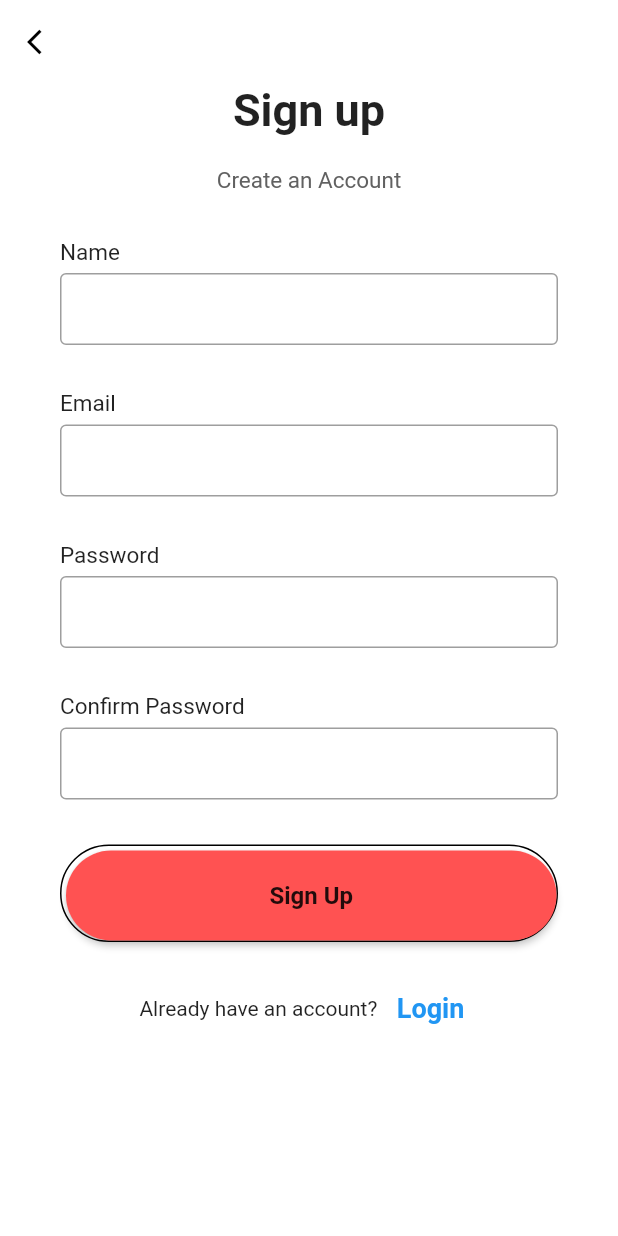
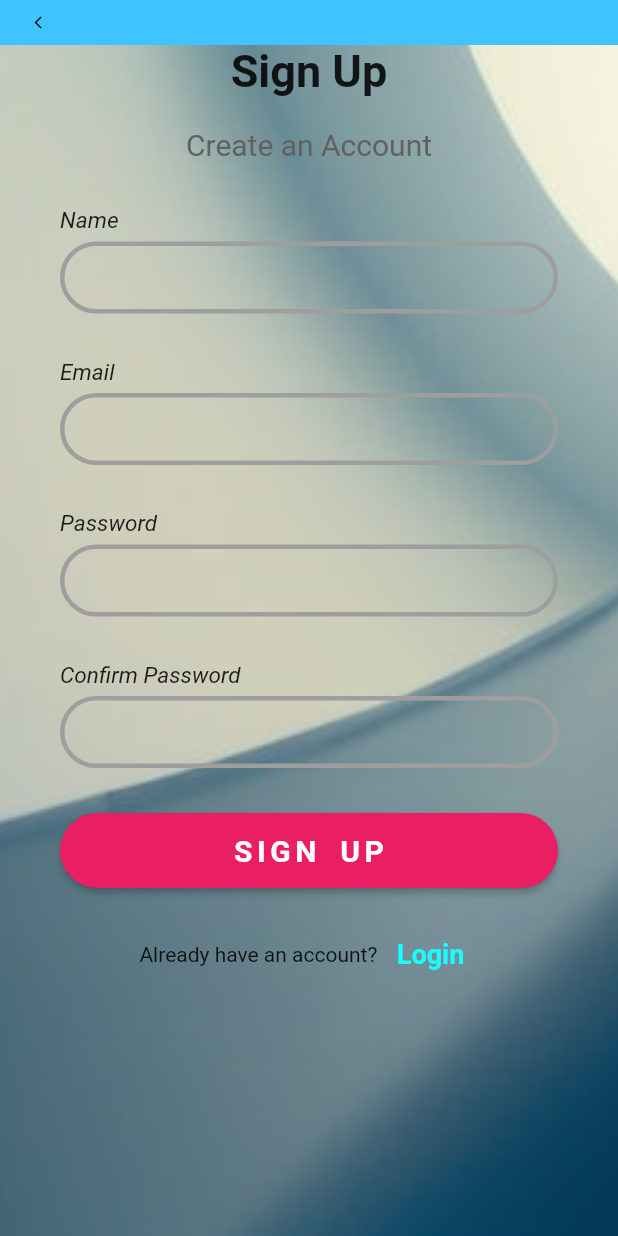
Before and after one commit to F4-Plus-DUT/Mobile-orphanage-management, a Flutter app: the screen it shows after launch, after a tap on "Sign up", on a phone screen of 412 x 824 dp. Run offline on Flutter 3.47's test engine with Material 2 defaults, Android fonts, the phone set to English and light mode, and no system bars; our stand-ins replace flutter_spinkit; network calls fail; project files that could hold a hidden picture were left out.

Commit message:
decorate sign up page

```diff
--- a/lib/pages/login.dart
+++ b/lib/pages/login.dart
@@ -41,9 +41,7 @@ class _LoginState extends State<Login> {
   Widget build(BuildContext context) {
     return Center(
       child: Scaffold(
-          body: Padding(
-        padding: const EdgeInsets.all(10),
-        child: Center(
+          body: Center(
         child: Container(
           decoration: BoxDecoration(
             // color: Colors.redAccent.withOpacity(0.5),
@@ -116,7 +114,7 @@ class _LoginState extends State<Login> {
                   new Flexible(
                     child: CheckboxListTile(
                       title: Text(
-                          "remember me",
+                        "Remember me",
                         style: TextStyle(
                             fontWeight: FontWeight.bold,
                             color: Colors.blue,
@@ -125,6 +123,8 @@ class _LoginState extends State<Login> {
                       autofocus: false,
                       activeColor: Colors.green,
                       checkColor: Colors.white,
+                      tileColor: Colors.orange,
+                      selectedTileColor: Colors.red,
                       selected: _value,
                       value: _value,
                       onChanged: (bool? value) {
@@ -215,7 +215,6 @@ class _LoginState extends State<Login> {
             ],
           ),
         ),
-        ),
       )),
     );
   }
--- a/lib/pages/signup.dart
+++ b/lib/pages/signup.dart
@@ -13,7 +13,7 @@ class SignUp extends StatefulWidget {
 
 class _SignUpState extends State<SignUp> {
   String signup_url = Utility.BASE_URL + "api/v1/user/action/sign_up";
-  Future<bool> sign_up (String name, String email, String pwd) async{
+  Future<bool> sign_up(String name, String email, String pwd) async {
     bool isSuccessfully = false;
     print("This is sign up function");
     await http
@@ -21,8 +21,11 @@ class _SignUpState extends State<SignUp> {
             headers: <String, String>{
               'Content-Type': 'application/json; charset=UTF-8',
             },
-        body: jsonEncode(
-            <String, String>{'name': name, 'email': email,  'password': pwd}))
+            body: jsonEncode(<String, String>{
+              'name': name,
+              'email': email,
+              'password': pwd
+            }))
         .then((response) {
       // var body = json.decode(response.body);
       print(response.statusCode);
@@ -33,6 +36,7 @@ class _SignUpState extends State<SignUp> {
     });
     return isSuccessfully;
   }
+
   //Controller
   TextEditingController nameController = TextEditingController();
   TextEditingController emailController = TextEditingController();
@@ -40,31 +44,41 @@ class _SignUpState extends State<SignUp> {
   TextEditingController password2Controller = TextEditingController();
 
   //Regex
-  RegExp hexEmail = RegExp(r'[a-zA-Z0-9.!#$%&*+/=?^_`{|}~-]+@[a-zA-Z0-9-]+(?:\.[a-zA-Z0-9-]+)*$');
+  RegExp hexEmail = RegExp(
+      r'[a-zA-Z0-9.!#$%&*+/=?^_`{|}~-]+@[a-zA-Z0-9-]+(?:\.[a-zA-Z0-9-]+)*$');
 
   @override
   Widget build(BuildContext context) {
-    return Scaffold(
+    return Container(
+      child: Scaffold(
         resizeToAvoidBottomInset: false,
         // resizeToAvoidBottomPadding: false,
         backgroundColor: Colors.white,
         appBar: AppBar(
+          toolbarHeight: 30,
           elevation: 0,
           // brightness: Brightness.light,
-        backgroundColor: Colors.white,
+          backgroundColor: Colors.lightBlueAccent,
           leading: IconButton(
               onPressed: () {
                 Navigator.pop(context);
               },
               icon: Icon(
                 Icons.arrow_back_ios,
-              size: 20,
+                size: 10,
                 color: Colors.black,
               )),
         ),
         body: SafeArea(
           child: SingleChildScrollView(
             child: Container(
+              decoration: BoxDecoration(
+                // color: Colors.redAccent.withOpacity(0.5),
+                color: Color.fromARGB(100, 22, 44, 33),
+                image: DecorationImage(
+                    image: AssetImage("assets/images/sign_up_background.jpg"),
+                    fit: BoxFit.cover),
+              ),
               height: MediaQuery.of(context).size.height,
               width: double.infinity,
               child: Column(
@@ -76,7 +90,7 @@ class _SignUpState extends State<SignUp> {
                         mainAxisAlignment: MainAxisAlignment.spaceEvenly,
                         children: [
                           Text(
-                          "Sign up",
+                            "Sign Up",
                             style: TextStyle(
                               fontSize: 30,
                               fontWeight: FontWeight.bold,
@@ -88,7 +102,7 @@ class _SignUpState extends State<SignUp> {
                           Text(
                             "Create an Account",
                             style: TextStyle(
-                            fontSize: 15,
+                              fontSize: 20,
                               color: Colors.grey[700],
                             ),
                           ),
@@ -101,34 +115,55 @@ class _SignUpState extends State<SignUp> {
                         padding: EdgeInsets.symmetric(horizontal: 40),
                         child: Column(
                           children: [
-                          makeInput(label: "Name", controller: nameController),
-                          makeInput(label: "Email", controller: emailController),
-                          makeInput(label: "Password", obsureText: true, controller: passwordController),
-                          makeInput(label: "Confirm Password", obsureText: true, controller: password2Controller)
+                            makeInput(
+                                label: "Name", controller: nameController),
+                            makeInput(
+                                label: "Email", controller: emailController),
+                            makeInput(
+                                label: "Password",
+                                obsureText: true,
+                                controller: passwordController),
+                            makeInput(
+                                label: "Confirm Password",
+                                obsureText: true,
+                                controller: password2Controller)
                           ],
                         ),
                       ),
                       Padding(
                         padding: EdgeInsets.symmetric(horizontal: 40),
                         child: Container(
-                        padding: EdgeInsets.only(top: 3, left: 3),
-                        decoration: BoxDecoration(
-                            borderRadius: BorderRadius.circular(40),
-                            border: Border(
-                                bottom: BorderSide(color: Colors.black),
-                                top: BorderSide(color: Colors.black),
-                                right: BorderSide(color: Colors.black),
-                                left: BorderSide(color: Colors.black))),
+                        //   padding: EdgeInsets.only(top: 3, left: 3),
+                        //   decoration: BoxDecoration(
+                        //       borderRadius: BorderRadius.circular(40),
+                        //       border: Border(
+                        //           bottom: BorderSide(color: Colors.black),
+                        //           top: BorderSide(color: Colors.black),
+                        //           right: BorderSide(color: Colors.black),
+                        //           left: BorderSide(color: Colors.black))),
                           child: MaterialButton(
                             minWidth: double.infinity,
-                          height: 60,
+                            height: 50,
+                            color: Colors.pink,
+                            shape: RoundedRectangleBorder(
+                                borderRadius: BorderRadius.circular(50)),
+                            child: Text(
+                              "SIGN UP",
+                              style: TextStyle(
+                                color: Colors.white,
+                                fontWeight: FontWeight.bold,
+                                fontSize: 20,
+                                letterSpacing: 3,
+                                wordSpacing: 5
+                              ),
+                            ),
                             onPressed: () async {
                               String name = nameController.text;
                               String email = emailController.text;
                               String password = passwordController.text;
-                            String password_2  = password2Controller.text;
+                              String password_2 = password2Controller.text;
                               //Xử lý regex cho name và email
-                            if (!hexEmail.hasMatch(email)){
+                              if (!hexEmail.hasMatch(email)) {
                                 ScaffoldMessenger.of(context)
                                     .showSnackBar(const SnackBar(
                                   content: Text(
@@ -140,7 +175,7 @@ class _SignUpState extends State<SignUp> {
                                   backgroundColor: Colors.red,
                                 ));
                               }
-                            if (password.compareTo(password_2) != 0 ){
+                              if (password.compareTo(password_2) != 0) {
                                 ScaffoldMessenger.of(context)
                                     .showSnackBar(const SnackBar(
                                   content: Text(
@@ -152,21 +187,12 @@ class _SignUpState extends State<SignUp> {
                                   backgroundColor: Colors.red,
                                 ));
                               }
-                            if(await sign_up(name, email, password)){
+                              if (await sign_up(name, email, password)) {
                                 print("Create successfully!");
                                 Navigator.pushNamed(context, '/login');
                               }
                             },
-                          color: Colors.redAccent,
-                          shape: RoundedRectangleBorder(
-                              borderRadius: BorderRadius.circular(40)),
-                          child: Text(
-                            "Sign Up",
-                            style: TextStyle(
-                              fontWeight: FontWeight.w600,
-                              fontSize: 16,
-                            ),
-                          ),
+
                           ),
                         ),
                       ),
@@ -181,8 +207,8 @@ class _SignUpState extends State<SignUp> {
                             child: const Text(
                               "Login",
                               style: TextStyle(
-                              fontWeight: FontWeight.w600, fontSize: 18
-                              ),
+                                color: Colors.cyanAccent,
+                                  fontWeight: FontWeight.w600, fontSize: 18),
                             ),
                             onPressed: () {
                               Navigator.pushNamed(context, '/login');
@@ -197,18 +223,24 @@ class _SignUpState extends State<SignUp> {
             ),
           ),
         ),
+      ),
     );
   }
 }
 
 Widget makeInput({label, obsureText = false, controller}) {
-  return Column(
+  return Container(
+    child: Center(
+      child: Column(
         crossAxisAlignment: CrossAxisAlignment.start,
         children: [
           Text(
             label,
             style: TextStyle(
-            fontSize: 15, fontWeight: FontWeight.w400, color: Colors.black87),
+                fontSize: 15,
+                fontWeight: FontWeight.w400,
+                color: Colors.black87,
+                fontStyle: FontStyle.italic),
           ),
           SizedBox(
             height: 5,
@@ -219,17 +251,17 @@ Widget makeInput({label, obsureText = false, controller}) {
             decoration: InputDecoration(
               contentPadding: EdgeInsets.symmetric(vertical: 0, horizontal: 10),
               enabledBorder: OutlineInputBorder(
-            borderSide: BorderSide(
-              color: Colors.grey,
+                borderSide:
+                    BorderSide(width: 3, color: Colors.grey), //<-- SEE HERE
+                borderRadius: BorderRadius.circular(50.0),
               ),
-          ),
-          border:
-              OutlineInputBorder(borderSide: BorderSide(color: Colors.grey)),
             ),
           ),
           SizedBox(
             height: 30,
           )
         ],
+      ),
+    ),
   );
 }
```
Also changed, not shown: assets/images/sign_up_background.jpg (added), 1 other file. Lines whose indentation alone changed are shown as unchanged.
